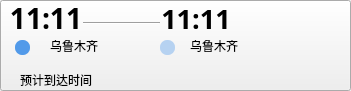
Before: the Qt Designer form qt/ticket.ui in luaming/Traffic-consultation-system, drawn with Qt 5.
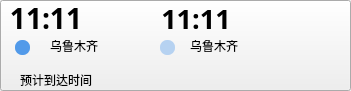
After: the same form once the commit is applied.

```diff
--- a/qt/ticket.ui
+++ b/qt/ticket.ui
@@ -13,7 +13,7 @@
   <property name="minimumSize">
    <size>
     <width>351</width>
-    <height>31</height>
+    <height>91</height>
    </size>
   </property>
   <property name="windowTitle">
@@ -76,7 +76,7 @@
    </property>
    <property name="font">
     <font>
-     <pointsize>11</pointsize>
+     <pointsize>8</pointsize>
     </font>
    </property>
    <property name="styleSheet">
@@ -158,9 +158,9 @@
   <widget class="QLabel" name="img">
    <property name="geometry">
     <rect>
-     <x>300</x>
+     <x>289</x>
      <y>40</y>
-     <width>40</width>
+     <width>51</width>
      <height>41</height>
     </rect>
    </property>
@@ -295,14 +295,14 @@
    <property name="geometry">
     <rect>
      <x>80</x>
-     <y>20</y>
+     <y>22</y>
      <width>71</width>
      <height>16</height>
     </rect>
    </property>
    <property name="font">
     <font>
-     <pointsize>11</pointsize>
+     <pointsize>8</pointsize>
     </font>
    </property>
    <property name="styleSheet">
@@ -361,11 +361,10 @@
     </size>
    </property>
   </widget>
+  <zorder>line</zorder>
   <zorder>background</zorder>
   <zorder>tool</zorder>
-  <zorder>time</zorder>
   <zorder>stime</zorder>
-  <zorder>line</zorder>
   <zorder>etime</zorder>
   <zorder>cost</zorder>
   <zorder>img</zorder>
@@ -374,6 +373,7 @@
   <zorder>splace</zorder>
   <zorder>eplace</zorder>
   <zorder>arrive</zorder>
+  <zorder>time</zorder>
  </widget>
  <resources/>
  <connections/>
```
